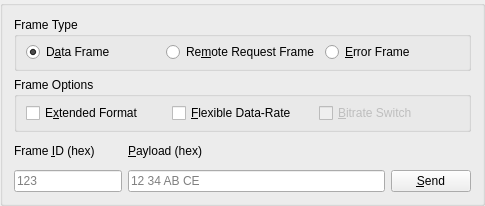
Above: qtserialbus/examples/serialbus/can/sendframebox.ui from CipSoft-Tibia/Qt5 before the change. Below: the same form after it.
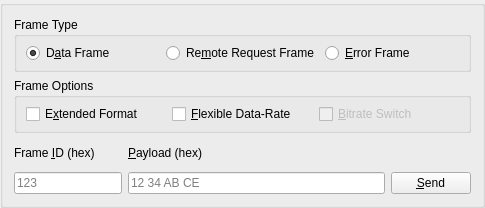
That is the form after the change.

```diff
--- a/qtserialbus/examples/serialbus/can/sendframebox.ui
+++ b/qtserialbus/examples/serialbus/can/sendframebox.ui
@@ -7,7 +7,7 @@
     <x>0</x>
     <y>0</y>
     <width>485</width>
-    <height>206</height>
+    <height>208</height>
    </rect>
   </property>
   <property name="windowTitle">
```
Left out of the diff: 4 changed lines with no effect on the pictures.
